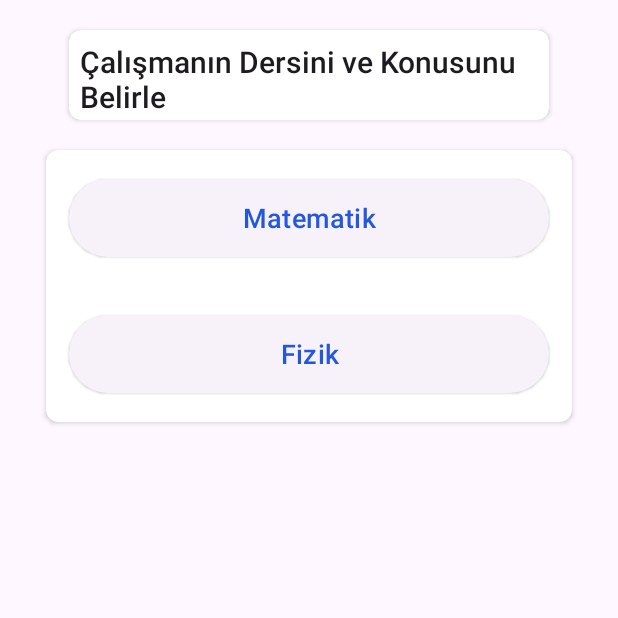
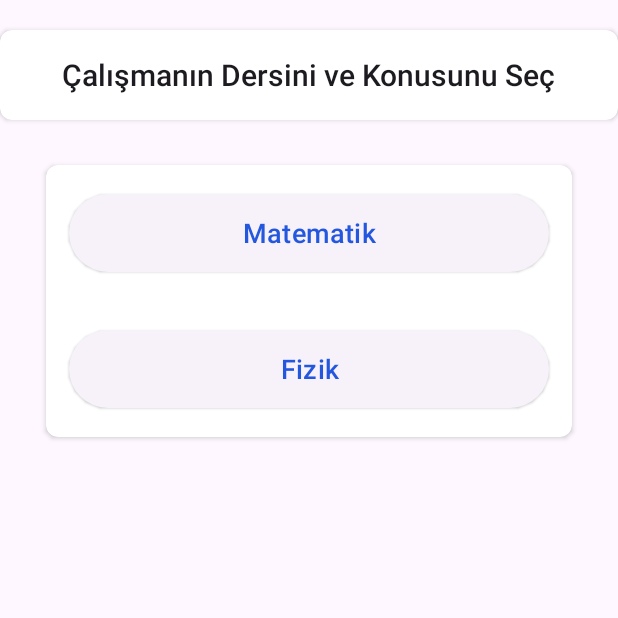
Before and after one commit to FurkanKaraketir/KTS-Kocluk-Takip-Sistemi, an Android app: the ClassesActivity screen opened directly, with no data from a screen before it, on a phone screen of 412 x 824 dp, the top half of it. Run offline under Robolectric (Android 15) with nearby library versions, the phone set to English and light mode, and no system bars.

Commit message:
Design Optimisation

```diff
--- a/app/src/main/res/layout/activity_classes.xml
+++ b/app/src/main/res/layout/activity_classes.xml
@@ -8,12 +8,12 @@
 
     <androidx.cardview.widget.CardView
         android:id="@+id/selectClassAndSubjectText"
-        android:layout_width="320dp"
+        android:layout_width="match_parent"
         android:layout_height="60dp"
+        android:layout_marginTop="20dp"
+        android:layout_marginBottom="20dp"
         android:layout_centerHorizontal="true"
-        android:layout_margin="20dp"
         android:gravity="center"
-        android:padding="15dp"
         app:cardCornerRadius="8dp">
 
         <TextView
@@ -31,6 +31,7 @@
     <androidx.cardview.widget.CardView
         android:layout_width="wrap_content"
         android:layout_height="wrap_content"
+        android:layout_margin="10dp"
         android:layout_below="@id/selectClassAndSubjectText"
         android:layout_centerHorizontal="true"
         app:cardCornerRadius="8dp">
--- a/app/src/main/res/values-night/themes.xml
+++ b/app/src/main/res/values-night/themes.xml
@@ -1,6 +1,6 @@
 <resources>
     <!-- Base application theme. -->
-    <style name="Theme.CoachingApp" parent="Theme.MaterialComponents.DayNight.NoActionBar">
+    <style name="Theme.CoachingApp" parent="Theme.Material3.DayNight.NoActionBar">
         <!-- Primary brand color. -->
         <item name="colorPrimary">@color/purple_200</item>
         <item name="colorPrimaryVariant">#2A3063</item>
--- a/app/src/main/res/values/strings.xml
+++ b/app/src/main/res/values/strings.xml
@@ -19,7 +19,7 @@
     <string name="denklemler_ve_e_itsizlikler">Denklemler ve Eşitsizlikler</string>
     <string name="genler">Üçgenler</string>
     <string name="veri">Veri</string>
-    <string name="al_man_n_dersini_ve_konusunu_belirle">Çalışmanın Dersini ve Konusunu Belirle</string>
+    <string name="al_man_n_dersini_ve_konusunu_belirle">Çalışmanın Dersini ve Konusunu Seç</string>
     <string name="matematik">Matematik</string>
     <string name="fizik">Fizik</string>
     <string name="ka_dakika_konu_al_t_n">Kaç Dakika Konu Çalıştın?</string>
```
Also changed, not shown: app/src/main/res/layout/activity_main.xml (+21 -16 lines).
